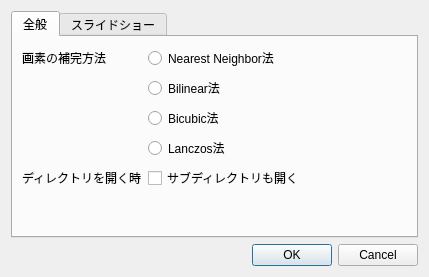
The window that settingsdialog.ui (muranoya/BookReader) describes before a commit, drawn with Qt 5.
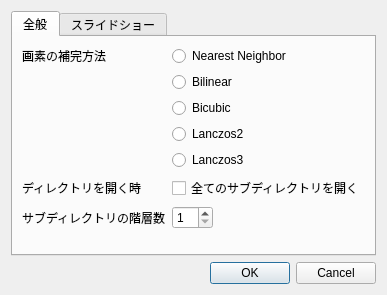
The same window after the commit.

```diff
--- a/settingsdialog.ui
+++ b/settingsdialog.ui
@@ -6,8 +6,8 @@
    <rect>
     <x>0</x>
     <y>0</y>
-    <width>429</width>
-    <height>277</height>
+    <width>368</width>
+    <height>295</height>
    </rect>
   </property>
   <property name="windowTitle">
@@ -49,42 +49,69 @@
        <item row="0" column="1">
         <widget class="QRadioButton" name="radioButton">
          <property name="text">
-          <string>Nearest Neighbor法</string>
+          <string>Nearest Neighbor</string>
          </property>
         </widget>
        </item>
        <item row="1" column="1">
         <widget class="QRadioButton" name="radioButton_2">
          <property name="text">
-          <string>Bilinear法</string>
+          <string>Bilinear</string>
          </property>
         </widget>
        </item>
        <item row="2" column="1">
         <widget class="QRadioButton" name="radioButton_3">
          <property name="text">
-          <string>Bicubic法</string>
+          <string>Bicubic</string>
          </property>
         </widget>
        </item>
        <item row="3" column="1">
         <widget class="QRadioButton" name="radioButton_4">
          <property name="text">
-          <string>Lanczos法</string>
+          <string>Lanczos2</string>
          </property>
         </widget>
        </item>
-       <item row="4" column="0">
+       <item row="4" column="1">
+        <widget class="QRadioButton" name="radioButton_7">
+         <property name="text">
+          <string>Lanczos3</string>
+         </property>
+        </widget>
+       </item>
+       <item row="7" column="1">
+        <widget class="QSpinBox" name="spinBox">
+         <property name="minimum">
+          <number>1</number>
+         </property>
+         <property name="maximum">
+          <number>20</number>
+         </property>
+         <property name="value">
+          <number>1</number>
+         </property>
+        </widget>
+       </item>
+       <item row="6" column="0">
         <widget class="QLabel" name="label_3">
          <property name="text">
           <string>ディレクトリを開く時</string>
          </property>
         </widget>
        </item>
-       <item row="4" column="1">
+       <item row="6" column="1">
         <widget class="QCheckBox" name="checkBox">
          <property name="text">
-          <string>サブディレクトリも開く</string>
+          <string>全てのサブディレクトリを開く</string>
+         </property>
+        </widget>
+       </item>
+       <item row="7" column="0">
+        <widget class="QLabel" name="label_6">
+         <property name="text">
+          <string>サブディレクトリの階層数</string>
          </property>
         </widget>
        </item>
```
